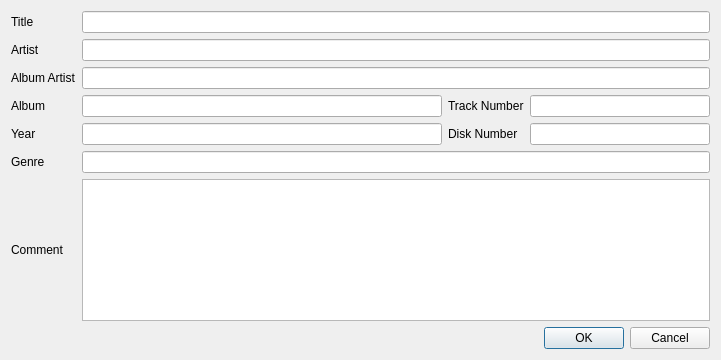
This is collectionmanager/ui/track_details.ui in mavroprovato/collection-manager as Qt 5 draws it before an edit. The edited form follows.
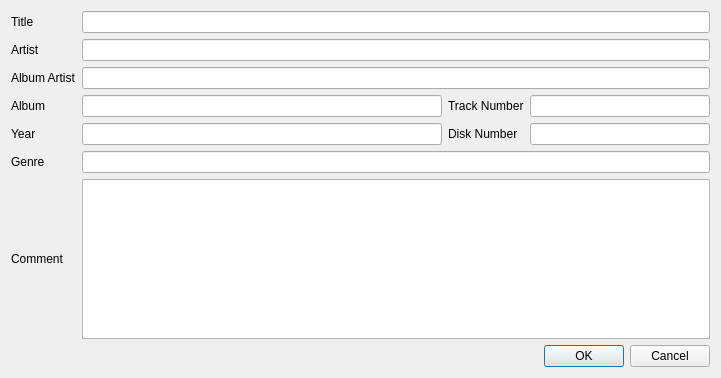
This is the edited form.

Commit message: Load track info

```diff
--- a/collectionmanager/ui/track_details.ui
+++ b/collectionmanager/ui/track_details.ui
@@ -7,7 +7,7 @@
     <x>0</x>
     <y>0</y>
     <width>721</width>
-    <height>360</height>
+    <height>378</height>
    </rect>
   </property>
   <property name="windowTitle">
```
Left out of the diff: 6 changed lines with no effect on the pictures. The commit also changes 2 other files.
